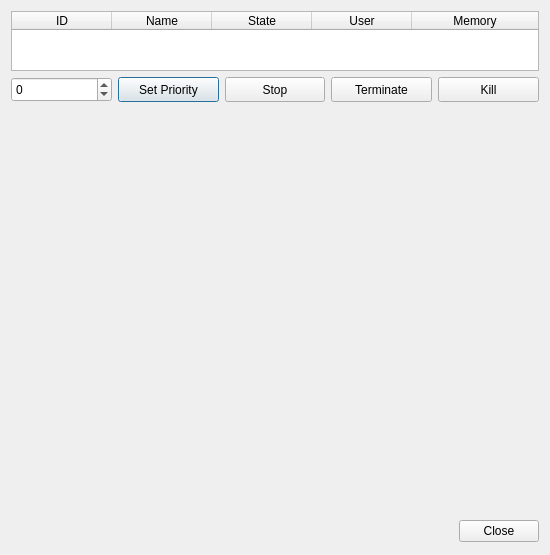
This is visualiser.ui in dutchgold92/TaskStalker as Qt 5 draws it before an edit. The edited form follows.
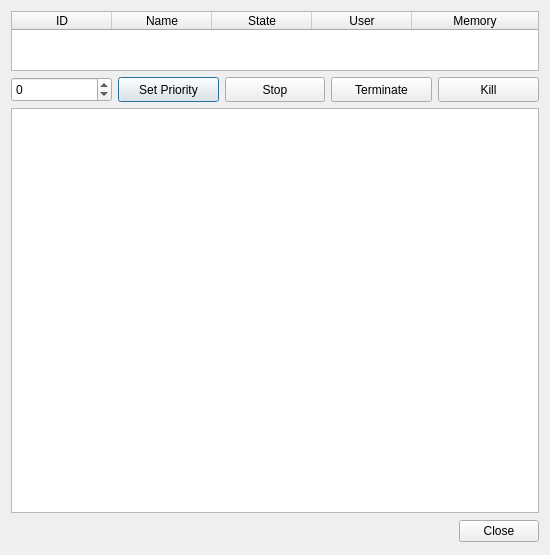
This is the edited form. Icons and pictures are not drawn.

Diff of the .ui file:
```diff
--- a/visualiser.ui
+++ b/visualiser.ui
@@ -213,84 +213,38 @@
      </item>
     </layout>
    </item>
-   <item>
-    <spacer name="verticalSpacer">
-     <property name="orientation">
-      <enum>Qt::Vertical</enum>
-     </property>
-     <property name="sizeHint" stdset="0">
-      <size>
-       <width>20</width>
-       <height>40</height>
-      </size>
-     </property>
-    </spacer>
-   </item>
    <item>
     <layout class="QHBoxLayout" name="horizontalLayout_3">
+     <property name="sizeConstraint">
+      <enum>QLayout::SetMinimumSize</enum>
+     </property>
      <item>
-      <spacer name="horizontalSpacer_2">
-       <property name="orientation">
-        <enum>Qt::Horizontal</enum>
-       </property>
-       <property name="sizeHint" stdset="0">
-        <size>
-         <width>40</width>
-         <height>20</height>
-        </size>
-       </property>
-      </spacer>
-     </item>
-     <item>
-      <widget class="QLabel" name="visualContainer">
+      <widget class="QGraphicsView" name="graphicsView">
        <property name="sizePolicy">
-        <sizepolicy hsizetype="Fixed" vsizetype="Fixed">
+        <sizepolicy hsizetype="MinimumExpanding" vsizetype="MinimumExpanding">
          <horstretch>0</horstretch>
          <verstretch>0</verstretch>
         </sizepolicy>
        </property>
-       <property name="layoutDirection">
-        <enum>Qt::LeftToRight</enum>
+       <property name="minimumSize">
+        <size>
+         <width>520</width>
+         <height>400</height>
+        </size>
        </property>
-       <property name="text">
-        <string/>
+       <property name="verticalScrollBarPolicy">
+        <enum>Qt::ScrollBarAlwaysOff</enum>
        </property>
-       <property name="pixmap">
-        <pixmap resource="images.qrc">:/img/unknown.png</pixmap>
+       <property name="horizontalScrollBarPolicy">
+        <enum>Qt::ScrollBarAlwaysOff</enum>
        </property>
        <property name="alignment">
         <set>Qt::AlignCenter</set>
        </property>
       </widget>
      </item>
-     <item>
-      <spacer name="horizontalSpacer_3">
-       <property name="orientation">
-        <enum>Qt::Horizontal</enum>
-       </property>
-       <property name="sizeHint" stdset="0">
-        <size>
-         <width>40</width>
-         <height>20</height>
-        </size>
-       </property>
-      </spacer>
-     </item>
     </layout>
    </item>
-   <item>
-    <spacer name="verticalSpacer_2">
-     <property name="orientation">
-      <enum>Qt::Vertical</enum>
-     </property>
-     <property name="sizeHint" stdset="0">
-      <size>
-       <width>20</width>
-       <height>40</height>
-      </size>
-     </property>
-    </spacer>
-   </item>
    <item>
     <layout class="QHBoxLayout" name="horizontalLayout_2">
      <item>
```
Left out of the diff: 4 changed lines with no effect on the pictures.
